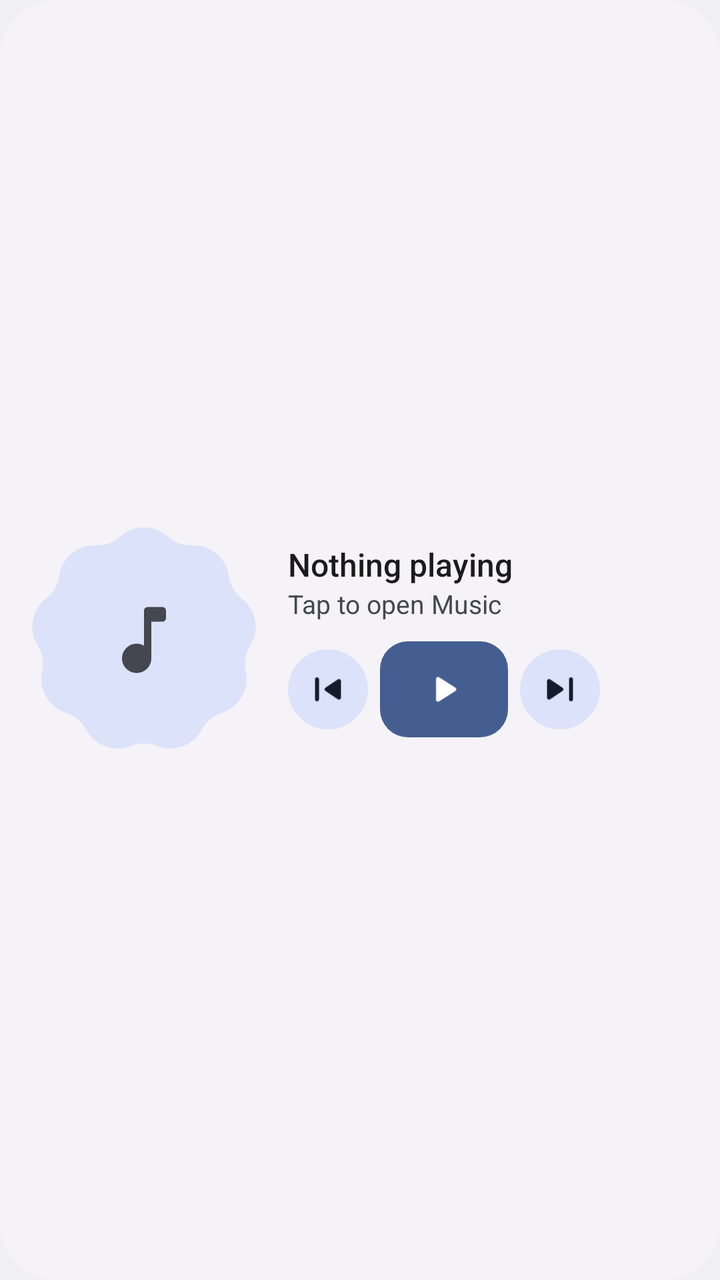
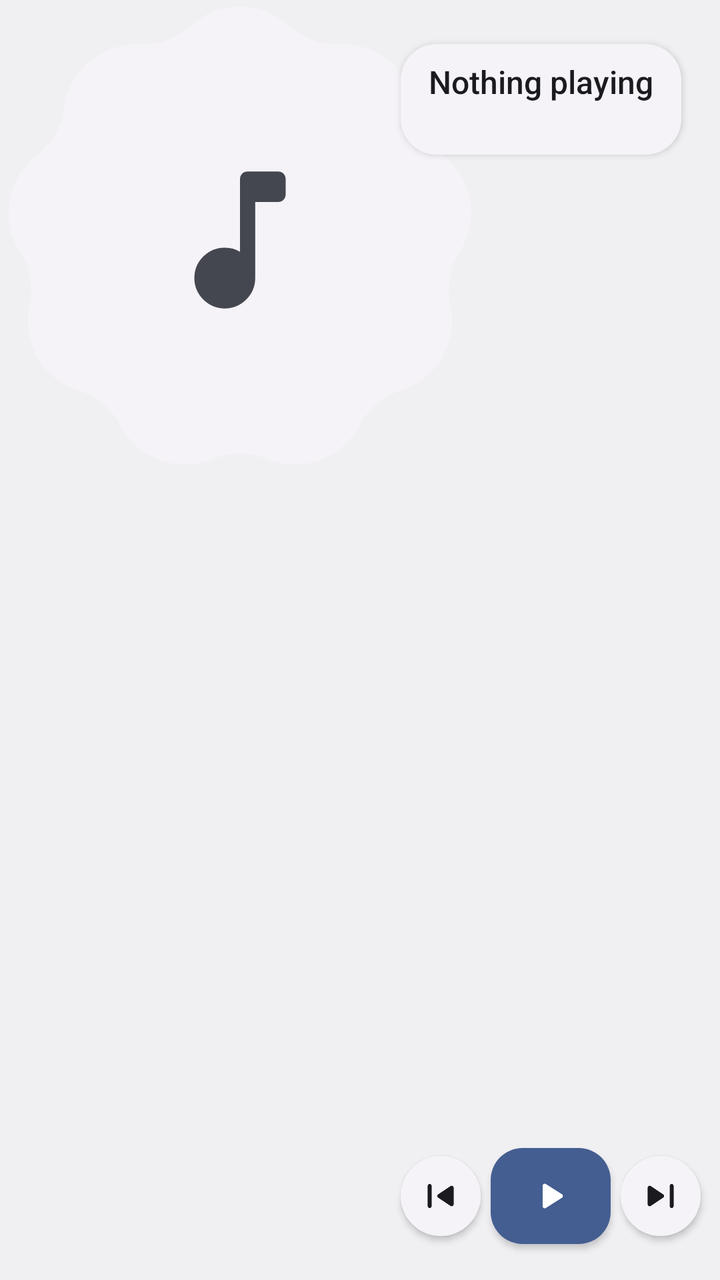

Screens rendered from an Android XML layout before and after an edit, with the pre-edit source and the edit as a unified diff.
<!-- AndroidManifest.xml: application theme Theme.Music -->
<!-- res/layout/widget_now_playing_wide.xml -->
<?xml version="1.0" encoding="utf-8"?>
<LinearLayout xmlns:android="http://schemas.android.com/apk/res/android"
    android:id="@+id/widget_root"
    android:layout_width="match_parent"
    android:layout_height="match_parent"
    android:background="@drawable/widget_background"
    android:gravity="center_vertical"
    android:orientation="horizontal"
    android:padding="14dp">

    <ImageView
        android:id="@+id/widget_cover"
        android:layout_width="116dp"
        android:layout_height="116dp"
        android:importantForAccessibility="no"
        android:scaleType="fitCenter"
        android:src="@drawable/widget_cookie_note" />

    <LinearLayout
        android:layout_width="0dp"
        android:layout_height="wrap_content"
        android:layout_marginStart="14dp"
        android:layout_weight="1"
        android:orientation="vertical">

        <TextView
            android:id="@+id/widget_title"
            android:layout_width="match_parent"
            android:layout_height="wrap_content"
            android:textSize="16sp"
            android:ellipsize="end"
            android:fontFamily="sans-serif-medium"
            android:maxLines="1"
            android:text="@string/label_widget_nothing_playing"
            android:textColor="@color/widget_on_surface" />

        <TextView
            android:id="@+id/widget_text"
            android:layout_width="match_parent"
            android:layout_height="wrap_content"
            android:textSize="13sp"
            android:ellipsize="end"
            android:maxLines="1"
            android:text="@string/desc_widget_tap_to_open"
            android:textColor="@color/widget_on_surface_variant" />

        <LinearLayout
            android:id="@+id/widget_buttons"
            android:layout_width="wrap_content"
            android:layout_height="wrap_content"
            android:layout_marginTop="10dp"
            android:gravity="center_vertical"
            android:orientation="horizontal">

            <ImageView
                android:id="@+id/widget_previous"
                android:layout_width="40dp"
                android:layout_height="40dp"
                android:background="@drawable/widget_button_tonal_circle"
                android:contentDescription="@string/content_description_previous"
                android:padding="8dp"
                android:src="@drawable/ic_skip_previous"
                android:tint="@color/widget_on_secondary_container" />

            <ImageView
                android:id="@+id/widget_play"
                android:layout_width="64dp"
                android:layout_height="48dp"
                android:layout_marginStart="6dp"
                android:layout_marginEnd="6dp"
                android:background="@drawable/widget_button_primary_rounded_wide"
                android:contentDescription="@string/content_description_play"
                android:padding="12dp"
                android:src="@drawable/ic_play_arrow"
                android:tint="@color/widget_on_primary" />

            <ImageView
                android:id="@+id/widget_next"
                android:layout_width="40dp"
                android:layout_height="40dp"
                android:background="@drawable/widget_button_tonal_circle"
                android:contentDescription="@string/content_description_next"
                android:padding="8dp"
                android:src="@drawable/ic_skip_next"
                android:tint="@color/widget_on_secondary_container" />
        </LinearLayout>
    </LinearLayout>
</LinearLayout>
<!-- resources referenced by this layout -->
<resources>
  <color name="widget_on_primary">@android:color/system_on_primary_light</color>
  <color name="widget_on_secondary_container">@android:color/system_on_secondary_container_light</color>
  <color name="widget_on_surface">@android:color/system_on_surface_light</color>
  <color name="widget_on_surface_variant">@android:color/system_on_surface_variant_light</color>
  <!-- drawable widget_background (drawable) -->
  <?xml version="1.0" encoding="utf-8"?>
  <ripple xmlns:android="http://schemas.android.com/apk/res/android" android:color="?android:attr/colorControlHighlight">
      <item>
          <shape android:shape="rectangle">
              <corners android:radius="@android:dimen/system_app_widget_background_radius" />
              <solid android:color="@color/widget_surface" />
          </shape>
      </item>
  </ripple>
  <!-- drawable widget_button_primary_rounded_wide (drawable) -->
  <?xml version="1.0" encoding="utf-8"?>
  <ripple xmlns:android="http://schemas.android.com/apk/res/android" android:color="?android:attr/colorControlHighlight">
      <item>
          <shape android:shape="rectangle">
              <corners android:radius="14dp" />
              <solid android:color="@color/widget_primary" />
          </shape>
      </item>
  </ripple>
  <!-- drawable widget_button_tonal_circle (drawable) -->
  <?xml version="1.0" encoding="utf-8"?>
  <ripple xmlns:android="http://schemas.android.com/apk/res/android" android:color="?android:attr/colorControlHighlight">
      <item>
          <shape android:shape="oval">
              <solid android:color="@color/widget_secondary_container" />
          </shape>
      </item>
  </ripple>
  <!-- drawable widget_cookie_note (drawable) -->
  <?xml version="1.0" encoding="utf-8"?>
  <layer-list xmlns:android="http://schemas.android.com/apk/res/android">
      <item android:drawable="@drawable/widget_cookie" />
      <item>
          <inset android:drawable="@drawable/widget_ic_music_note" android:inset="31%" />
      </item>
  </layer-list>
  <string name="content_description_next">Next track</string>
  <string name="content_description_play">Play</string>
  <string name="content_description_previous">Previous track</string>
  <string name="desc_widget_tap_to_open">Tap to open Music</string>
  <string name="label_widget_nothing_playing">Nothing playing</string>
  <style name="Theme.Music" parent="@android:style/Theme.DeviceDefault.DayNight">
          <item name="android:windowActionBar">false</item>
          <item name="android:windowNoTitle">true</item>
      </style>
  <color name="widget_surface">@android:color/system_surface_container_low_light</color>
  <color name="widget_primary">@android:color/system_primary_light</color>
  <color name="widget_secondary_container">@android:color/system_secondary_container_light</color>
  <!-- drawable widget_cookie (drawable) -->
  <?xml version="1.0" encoding="utf-8"?>
  <vector xmlns:android="http://schemas.android.com/apk/res/android"
      android:width="112dp"
      android:height="112dp"
      android:viewportWidth="1"
      android:viewportHeight="1">
    <path
        android:fillColor="@color/widget_secondary_container"
        android:pathData="M0.5000,0.0142 C0.5365,0.0142 0.5730,0.0273 0.6019,0.0535 C0.6313,0.0801 0.6700,0.0942 0.7096,0.0927 C0.7876,0.0897 0.8551,0.1463 0.8657,0.2237 C0.8711,0.2630 0.8916,0.2986 0.9230,0.3229 C0.9847,0.3708 1.0000,0.4576 0.9584,0.5236 C0.9372,0.5572 0.9301,0.5977 0.9385,0.6365 C0.9550,0.7128 0.9109,0.7891 0.8366,0.8130 C0.7988,0.8251 0.7673,0.8515 0.7488,0.8867 C0.7124,0.9557 0.6296,0.9858 0.5573,0.9563 C0.5206,0.9413 0.4794,0.9413 0.4427,0.9563 C0.3704,0.9858 0.2876,0.9557 0.2512,0.8867 C0.2327,0.8515 0.2012,0.8251 0.1634,0.8130 C0.0891,0.7891 0.0450,0.7128 0.0615,0.6365 C0.0699,0.5977 0.0628,0.5572 0.0416,0.5236 C0.0000,0.4576 0.0153,0.3708 0.0770,0.3229 C0.1084,0.2986 0.1289,0.2630 0.1343,0.2237 C0.1449,0.1463 0.2124,0.0897 0.2904,0.0927 C0.3300,0.0942 0.3687,0.0801 0.3981,0.0535 C0.4270,0.0273 0.4635,0.0142 0.5000,0.0142 Z"/>
  </vector>
  <!-- unchanged entries left out for length: 4 -->
</resources>

<!-- the commit's change to res/layout/widget_now_playing_wide.xml (unified diff, before → after) -->
@@ -1,75 +1,92 @@
 <?xml version="1.0" encoding="utf-8"?>
-<LinearLayout xmlns:android="http://schemas.android.com/apk/res/android"
+<RelativeLayout xmlns:android="http://schemas.android.com/apk/res/android"
     android:id="@+id/widget_root"
     android:layout_width="match_parent"
     android:layout_height="match_parent"
-    android:background="@drawable/widget_background"
-    android:gravity="center_vertical"
-    android:orientation="horizontal"
-    android:padding="14dp">
+    android:clipChildren="false"
+    android:clipToPadding="false">
 
+    
     <ImageView
         android:id="@+id/widget_cover"
-        android:layout_width="116dp"
-        android:layout_height="116dp"
+        android:layout_width="wrap_content"
+        android:layout_height="match_parent"
+        android:layout_alignParentStart="true"
+        android:adjustViewBounds="true"
         android:importantForAccessibility="no"
-        android:scaleType="fitCenter"
+        android:maxWidth="240dp"
+        android:scaleType="fitStart"
         android:src="@drawable/widget_cookie_note" />
 
     <LinearLayout
-        android:layout_width="0dp"
+        android:id="@+id/widget_label"
+        android:layout_width="wrap_content"
         android:layout_height="wrap_content"
-        android:layout_marginStart="14dp"
-        android:layout_weight="1"
-        android:orientation="vertical">
+        android:layout_alignParentTop="true"
+        android:layout_marginStart="-40dp"
+        android:layout_marginTop="22dp"
+        android:layout_marginEnd="3dp"
+        android:layout_toEndOf="@id/widget_cover"
+        android:background="@drawable/widget_label"
+        android:elevation="2dp"
+        android:orientation="vertical"
+        android:paddingStart="14dp"
+        android:paddingTop="8dp"
+        android:paddingEnd="14dp"
+        android:paddingBottom="8dp">
 
         <TextView
             android:id="@+id/widget_title"
-            android:layout_width="match_parent"
+            android:layout_width="wrap_content"
             android:layout_height="wrap_content"
+            android:text="@string/label_widget_nothing_playing"
             android:textSize="16sp"
             android:ellipsize="end"
             android:fontFamily="sans-serif-medium"
             android:maxLines="1"
-            android:text="@string/label_widget_nothing_playing"
             android:textColor="@color/widget_on_surface" />
 
         <TextView
             android:id="@+id/widget_text"
-            android:layout_width="match_parent"
+            android:layout_width="wrap_content"
             android:layout_height="wrap_content"
             android:textSize="13sp"
             android:ellipsize="end"
             android:maxLines="1"
-            android:text="@string/desc_widget_tap_to_open"
             android:textColor="@color/widget_on_surface_variant" />
+    </LinearLayout>
 
-        <LinearLayout
-            android:id="@+id/widget_buttons"
-            android:layout_width="wrap_content"
-            android:layout_height="wrap_content"
-            android:layout_marginTop="10dp"
-            android:gravity="center_vertical"
-            android:orientation="horizontal">
+    <LinearLayout
+        android:id="@+id/widget_buttons"
+        android:layout_width="wrap_content"
+        android:layout_height="wrap_content"
+        android:layout_alignStart="@id/widget_label"
+        android:layout_alignParentBottom="true"
+        android:layout_marginBottom="18dp"
+        android:clipChildren="false"
+        android:gravity="center_vertical"
+        android:orientation="horizontal">
 
             <ImageView
                 android:id="@+id/widget_previous"
                 android:layout_width="40dp"
                 android:layout_height="40dp"
-                android:background="@drawable/widget_button_tonal_circle"
+                android:background="@drawable/widget_button_surface_circle"
                 android:contentDescription="@string/content_description_previous"
+                android:elevation="2dp"
                 android:padding="8dp"
                 android:src="@drawable/ic_skip_previous"
-                android:tint="@color/widget_on_secondary_container" />
+                android:tint="@color/widget_on_surface" />
 
             <ImageView
                 android:id="@+id/widget_play"
-                android:layout_width="64dp"
+                android:layout_width="60dp"
                 android:layout_height="48dp"
-                android:layout_marginStart="6dp"
-                android:layout_marginEnd="6dp"
-                android:background="@drawable/widget_button_primary_rounded_wide"
+                android:layout_marginStart="5dp"
+                android:layout_marginEnd="5dp"
+                android:background="@drawable/widget_button_primary_rounded"
                 android:contentDescription="@string/content_description_play"
+                android:elevation="2dp"
                 android:padding="12dp"
                 android:src="@drawable/ic_play_arrow"
                 android:tint="@color/widget_on_primary" />
@@ -78,11 +95,11 @@
                 android:id="@+id/widget_next"
                 android:layout_width="40dp"
                 android:layout_height="40dp"
-                android:background="@drawable/widget_button_tonal_circle"
+                android:background="@drawable/widget_button_surface_circle"
                 android:contentDescription="@string/content_description_next"
+                android:elevation="2dp"
                 android:padding="8dp"
                 android:src="@drawable/ic_skip_next"
-                android:tint="@color/widget_on_secondary_container" />
-        </LinearLayout>
+                android:tint="@color/widget_on_surface" />
     </LinearLayout>
-</LinearLayout>
+</RelativeLayout>
<!-- resource entries referenced after the edit -->
@@ -1,35 +1,24 @@
 <!-- resources referenced by this layout -->
 <resources>
   <color name="widget_on_primary">@android:color/system_on_primary_light</color>
-  <color name="widget_on_secondary_container">@android:color/system_on_secondary_container_light</color>
   <color name="widget_on_surface">@android:color/system_on_surface_light</color>
   <color name="widget_on_surface_variant">@android:color/system_on_surface_variant_light</color>
-  <!-- drawable widget_background (drawable) -->
+  <!-- drawable widget_button_primary_rounded (drawable) -->
   <?xml version="1.0" encoding="utf-8"?>
   <ripple xmlns:android="http://schemas.android.com/apk/res/android" android:color="?android:attr/colorControlHighlight">
       <item>
           <shape android:shape="rectangle">
-              <corners android:radius="@android:dimen/system_app_widget_background_radius" />
-              <solid android:color="@color/widget_surface" />
-          </shape>
-      </item>
-  </ripple>
-  <!-- drawable widget_button_primary_rounded_wide (drawable) -->
-  <?xml version="1.0" encoding="utf-8"?>
-  <ripple xmlns:android="http://schemas.android.com/apk/res/android" android:color="?android:attr/colorControlHighlight">
-      <item>
-          <shape android:shape="rectangle">
-              <corners android:radius="14dp" />
+              <corners android:radius="16dp" />
               <solid android:color="@color/widget_primary" />
           </shape>
       </item>
   </ripple>
-  <!-- drawable widget_button_tonal_circle (drawable) -->
+  <!-- drawable widget_button_surface_circle (drawable) -->
   <?xml version="1.0" encoding="utf-8"?>
   <ripple xmlns:android="http://schemas.android.com/apk/res/android" android:color="?android:attr/colorControlHighlight">
       <item>
           <shape android:shape="oval">
-              <solid android:color="@color/widget_secondary_container" />
+              <solid android:color="@color/widget_surface" />
           </shape>
       </item>
   </ripple>
@@ -41,10 +30,15 @@
           <inset android:drawable="@drawable/widget_ic_music_note" android:inset="31%" />
       </item>
   </layer-list>
+  <!-- drawable widget_label (drawable) -->
+  <?xml version="1.0" encoding="utf-8"?>
+  <shape xmlns:android="http://schemas.android.com/apk/res/android" android:shape="rectangle">
+      <corners android:radius="18dp" />
+      <solid android:color="@color/widget_surface" />
+  </shape>
   <string name="content_description_next">Next track</string>
   <string name="content_description_play">Play</string>
   <string name="content_description_previous">Previous track</string>
-  <string name="desc_widget_tap_to_open">Tap to open Music</string>
   <string name="label_widget_nothing_playing">Nothing playing</string>
   <style name="Theme.Music" parent="@android:style/Theme.DeviceDefault.DayNight">
           <item name="android:windowActionBar">false</item>
@@ -52,7 +46,6 @@
       </style>
   <color name="widget_surface">@android:color/system_surface_container_low_light</color>
   <color name="widget_primary">@android:color/system_primary_light</color>
-  <color name="widget_secondary_container">@android:color/system_secondary_container_light</color>
   <!-- drawable widget_cookie (drawable) -->
   <?xml version="1.0" encoding="utf-8"?>
   <vector xmlns:android="http://schemas.android.com/apk/res/android"
@@ -61,9 +54,10 @@
       android:viewportWidth="1"
       android:viewportHeight="1">
     <path
-        android:fillColor="@color/widget_secondary_container"
+        android:fillColor="@color/widget_placeholder"
         android:pathData="M0.5000,0.0142 C0.5365,0.0142 0.5730,0.0273 0.6019,0.0535 C0.6313,0.0801 0.6700,0.0942 0.7096,0.0927 C0.7876,0.0897 0.8551,0.1463 0.8657,0.2237 C0.8711,0.2630 0.8916,0.2986 0.9230,0.3229 C0.9847,0.3708 1.0000,0.4576 0.9584,0.5236 C0.9372,0.5572 0.9301,0.5977 0.9385,0.6365 C0.9550,0.7128 0.9109,0.7891 0.8366,0.8130 C0.7988,0.8251 0.7673,0.8515 0.7488,0.8867 C0.7124,0.9557 0.6296,0.9858 0.5573,0.9563 C0.5206,0.9413 0.4794,0.9413 0.4427,0.9563 C0.3704,0.9858 0.2876,0.9557 0.2512,0.8867 C0.2327,0.8515 0.2012,0.8251 0.1634,0.8130 C0.0891,0.7891 0.0450,0.7128 0.0615,0.6365 C0.0699,0.5977 0.0628,0.5572 0.0416,0.5236 C0.0000,0.4576 0.0153,0.3708 0.0770,0.3229 C0.1084,0.2986 0.1289,0.2630 0.1343,0.2237 C0.1449,0.1463 0.2124,0.0897 0.2904,0.0927 C0.3300,0.0942 0.3687,0.0801 0.3981,0.0535 C0.4270,0.0273 0.4635,0.0142 0.5000,0.0142 Z"/>
   </vector>
+  <color name="widget_placeholder">@android:color/system_surface_container_low_light</color>
   <!-- unchanged entries left out for length: 4 -->
 </resources>
 
